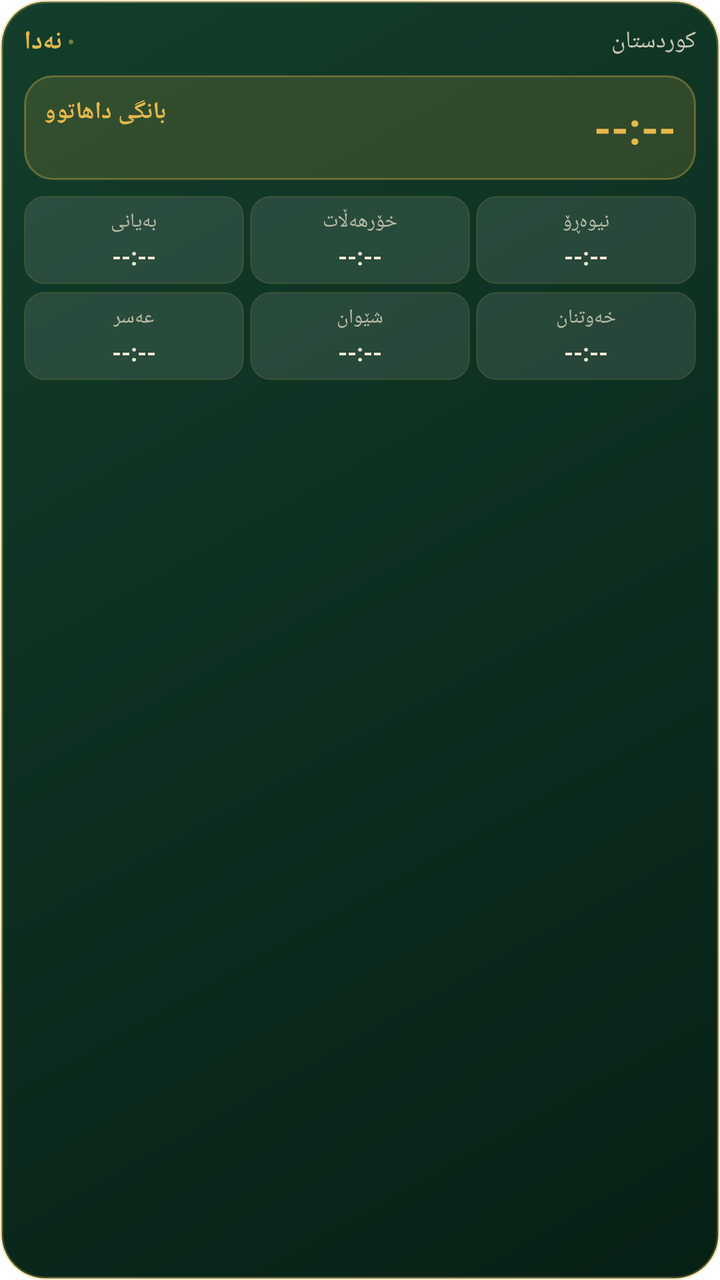
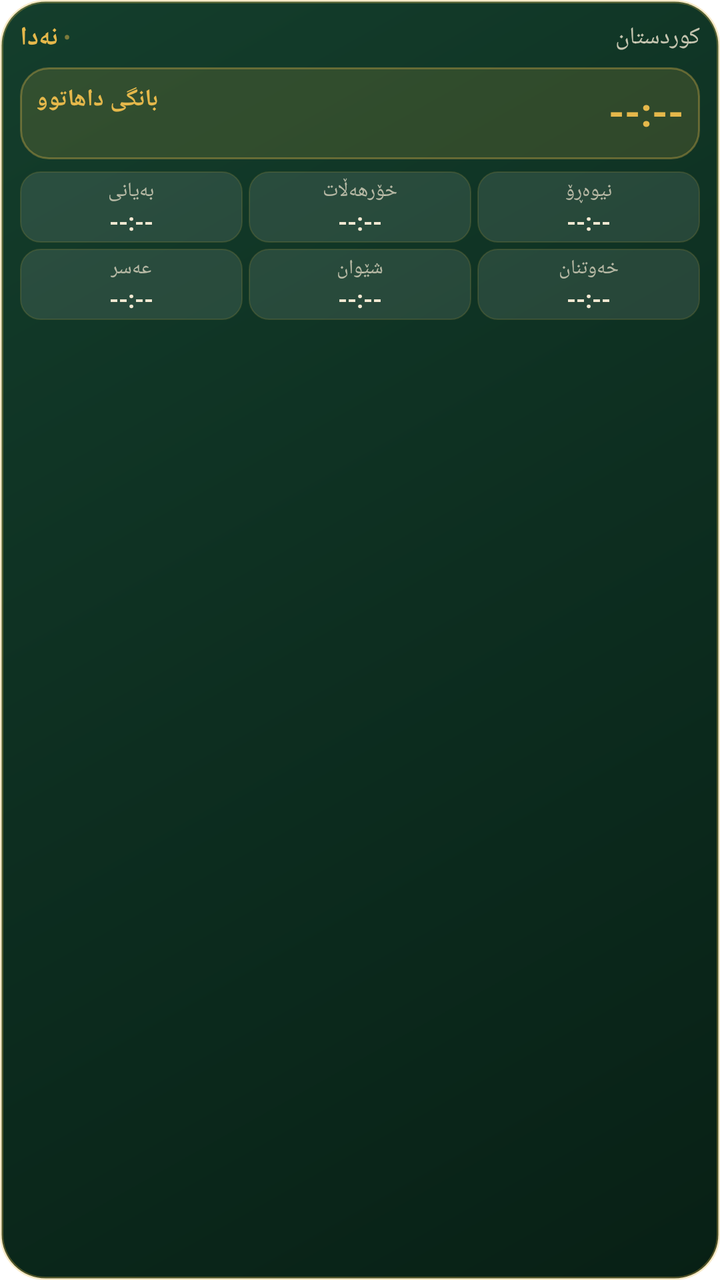

Screens rendered from an Android XML layout before and after an edit, with the pre-edit source and the edit as a unified diff.
<!-- AndroidManifest.xml: fallback theme Theme.MaterialComponents.DayNight.NoActionBar -->
<!-- res/layout/widget_prayer_times.xml -->
<?xml version="1.0" encoding="utf-8"?>
<LinearLayout xmlns:android="http://schemas.android.com/apk/res/android"
    android:id="@+id/widget_root"
    android:layout_width="match_parent"
    android:layout_height="match_parent"
    android:orientation="vertical"
    android:background="@drawable/widget_bg"
    android:padding="12dp">

    
    <LinearLayout
        android:layout_width="match_parent"
        android:layout_height="wrap_content"
        android:orientation="horizontal"
        android:gravity="center_vertical">

        <TextView
            android:id="@+id/widget_app_name"
            android:layout_width="wrap_content"
            android:layout_height="wrap_content"
            android:text="نەدا"
            android:textColor="#FFE5B84B"
            android:textSize="13sp"
            android:textStyle="bold" />

        <TextView
            android:layout_width="wrap_content"
            android:layout_height="wrap_content"
            android:text=" • "
            android:textColor="#80E5B84B"
            android:textSize="11sp" />

        <TextView
            android:id="@+id/widget_city_name"
            android:layout_width="0dp"
            android:layout_height="wrap_content"
            android:layout_weight="1"
            android:text="کوردستان"
            android:textColor="#CCF3E8D2"
            android:textSize="12sp"
            android:maxLines="1"
            android:ellipsize="end" />

        <TextView
            android:id="@+id/widget_hijri_date"
            android:layout_width="wrap_content"
            android:layout_height="wrap_content"
            android:text=""
            android:textColor="#80F3E8D2"
            android:textSize="10sp"
            android:maxLines="1" />
    </LinearLayout>

    
    <LinearLayout
        android:layout_width="match_parent"
        android:layout_height="wrap_content"
        android:layout_marginTop="8dp"
        android:layout_marginBottom="8dp"
        android:orientation="horizontal"
        android:background="@drawable/widget_card_bg"
        android:padding="10dp"
        android:gravity="center_vertical">

        <LinearLayout
            android:layout_width="0dp"
            android:layout_height="wrap_content"
            android:layout_weight="1"
            android:orientation="vertical">

            <TextView
                android:id="@+id/widget_next_prayer_name"
                android:layout_width="wrap_content"
                android:layout_height="wrap_content"
                android:text="بانگی داهاتوو"
                android:textColor="#FFE5B84B"
                android:textSize="12sp"
                android:textStyle="bold" />

            <TextView
                android:id="@+id/widget_next_prayer_remaining"
                android:layout_width="wrap_content"
                android:layout_height="wrap_content"
                android:layout_marginTop="2dp"
                android:text=""
                android:textColor="#CCF3E8D2"
                android:textSize="10sp" />
        </LinearLayout>

        <TextView
            android:id="@+id/widget_next_prayer_time"
            android:layout_width="wrap_content"
            android:layout_height="wrap_content"
            android:text="--:--"
            android:textColor="#FFE5B84B"
            android:textSize="22sp"
            android:textStyle="bold" />
    </LinearLayout>

    
    
    <LinearLayout
        android:layout_width="match_parent"
        android:layout_height="wrap_content"
        android:layout_marginBottom="4dp"
        android:orientation="horizontal"
        android:weightSum="3">

        
        <LinearLayout
            android:id="@+id/widget_cell_fajr"
            android:layout_width="0dp"
            android:layout_height="wrap_content"
            android:layout_weight="1"
            android:layout_marginEnd="3dp"
            android:background="@drawable/widget_item_bg"
            android:orientation="vertical"
            android:padding="6dp"
            android:gravity="center">

            <TextView
                android:id="@+id/widget_name_fajr"
                android:layout_width="wrap_content"
                android:layout_height="wrap_content"
                android:text="بەیانی"
                android:textColor="#B3F3E8D2"
                android:textSize="10sp" />

            <TextView
                android:id="@+id/widget_time_fajr"
                android:layout_width="wrap_content"
                android:layout_height="wrap_content"
                android:layout_marginTop="2dp"
                android:text="--:--"
                android:textColor="#FFF3E8D2"
                android:textSize="12sp"
                android:textStyle="bold" />
        </LinearLayout>

        
        <LinearLayout
            android:id="@+id/widget_cell_sunrise"
            android:layout_width="0dp"
            android:layout_height="wrap_content"
            android:layout_weight="1"
            android:layout_marginEnd="3dp"
            android:background="@drawable/widget_item_bg"
            android:orientation="vertical"
            android:padding="6dp"
            android:gravity="center">

            <TextView
                android:id="@+id/widget_name_sunrise"
                android:layout_width="wrap_content"
                android:layout_height="wrap_content"
                android:text="خۆرهەڵات"
                android:textColor="#B3F3E8D2"
                android:textSize="10sp" />

            <TextView
                android:id="@+id/widget_time_sunrise"
                android:layout_width="wrap_content"
                android:layout_height="wrap_content"
                android:layout_marginTop="2dp"
                android:text="--:--"
                android:textColor="#FFF3E8D2"
                android:textSize="12sp"
                android:textStyle="bold" />
        </LinearLayout>

        
        <LinearLayout
            android:id="@+id/widget_cell_dhuhr"
            android:layout_width="0dp"
            android:layout_height="wrap_content"
            android:layout_weight="1"
            android:background="@drawable/widget_item_bg"
            android:orientation="vertical"
            android:padding="6dp"
            android:gravity="center">

            <TextView
                android:id="@+id/widget_name_dhuhr"
                android:layout_width="wrap_content"
                android:layout_height="wrap_content"
                android:text="نیوەڕۆ"
                android:textColor="#B3F3E8D2"
                android:textSize="10sp" />

            <TextView
                android:id="@+id/widget_time_dhuhr"
                android:layout_width="wrap_content"
                android:layout_height="wrap_content"
                android:layout_marginTop="2dp"
                android:text="--:--"
                android:textColor="#FFF3E8D2"
                android:textSize="12sp"
                android:textStyle="bold" />
        </LinearLayout>
    </LinearLayout>

    
    <LinearLayout
        android:layout_width="match_parent"
        android:layout_height="wrap_content"
        android:orientation="horizontal"
        android:weightSum="3">

        
        <LinearLayout
            android:id="@+id/widget_cell_asr"
            android:layout_width="0dp"
            android:layout_height="wrap_content"
            android:layout_weight="1"
            android:layout_marginEnd="3dp"
            android:background="@drawable/widget_item_bg"
            android:orientation="vertical"
            android:padding="6dp"
            android:gravity="center">

            <TextView
                android:id="@+id/widget_name_asr"
                android:layout_width="wrap_content"
                android:layout_height="wrap_content"
                android:text="عەسر"
                android:textColor="#B3F3E8D2"
                android:textSize="10sp" />

            <TextView
                android:id="@+id/widget_time_asr"
                android:layout_width="wrap_content"
                android:layout_height="wrap_content"
                android:layout_marginTop="2dp"
                android:text="--:--"
                android:textColor="#FFF3E8D2"
                android:textSize="12sp"
                android:textStyle="bold" />
        </LinearLayout>

        
        <LinearLayout
            android:id="@+id/widget_cell_maghrib"
            android:layout_width="0dp"
            android:layout_height="wrap_content"
            android:layout_weight="1"
            android:layout_marginEnd="3dp"
            android:background="@drawable/widget_item_bg"
            android:orientation="vertical"
            android:padding="6dp"
            android:gravity="center">

            <TextView
                android:id="@+id/widget_name_maghrib"
                android:layout_width="wrap_content"
                android:layout_height="wrap_content"
                android:text="شێوان"
                android:textColor="#B3F3E8D2"
                android:textSize="10sp" />

            <TextView
                android:id="@+id/widget_time_maghrib"
                android:layout_width="wrap_content"
                android:layout_height="wrap_content"
                android:layout_marginTop="2dp"
                android:text="--:--"
                android:textColor="#FFF3E8D2"
                android:textSize="12sp"
                android:textStyle="bold" />
        </LinearLayout>

        
        <LinearLayout
            android:id="@+id/widget_cell_isha"
            android:layout_width="0dp"
            android:layout_height="wrap_content"
            android:layout_weight="1"
            android:background="@drawable/widget_item_bg"
            android:orientation="vertical"
            android:padding="6dp"
            android:gravity="center">

            <TextView
                android:id="@+id/widget_name_isha"
                android:layout_width="wrap_content"
                android:layout_height="wrap_content"
                android:text="خەوتنان"
                android:textColor="#B3F3E8D2"
                android:textSize="10sp" />

            <TextView
                android:id="@+id/widget_time_isha"
                android:layout_width="wrap_content"
                android:layout_height="wrap_content"
                android:layout_marginTop="2dp"
                android:text="--:--"
                android:textColor="#FFF3E8D2"
                android:textSize="12sp"
                android:textStyle="bold" />
        </LinearLayout>
    </LinearLayout>

</LinearLayout>
<!-- resources referenced by this layout -->
<resources>
  <!-- drawable widget_bg (drawable) -->
  <?xml version="1.0" encoding="utf-8"?>
  <shape xmlns:android="http://schemas.android.com/apk/res/android"
      android:shape="rectangle">
      <gradient
          android:angle="135"
          android:startColor="#FF082015"
          android:centerColor="#FF0D2E20"
          android:endColor="#FF143E2C"
          android:type="linear" />
      <corners android:radius="22dp" />
      <stroke
          android:width="1.5dp"
          android:color="#4DE5B84B" />
  </shape>
  <!-- drawable widget_card_bg (drawable) -->
  <?xml version="1.0" encoding="utf-8"?>
  <shape xmlns:android="http://schemas.android.com/apk/res/android"
      android:shape="rectangle">
      <solid android:color="#26E5B84B" />
      <corners android:radius="14dp" />
      <stroke
          android:width="1dp"
          android:color="#59E5B84B" />
  </shape>
  <!-- drawable widget_item_bg (drawable) -->
  <?xml version="1.0" encoding="utf-8"?>
  <shape xmlns:android="http://schemas.android.com/apk/res/android"
      android:shape="rectangle">
      <solid android:color="#1AFFFFFF" />
      <corners android:radius="10dp" />
      <stroke
          android:width="0.5dp"
          android:color="#26E5B84B" />
  </shape>
</resources>

<!-- the commit's change to res/layout/widget_prayer_times.xml (unified diff, before → after) -->
@@ -5,7 +5,7 @@
     android:layout_height="match_parent"
     android:orientation="vertical"
     android:background="@drawable/widget_bg"
-    android:padding="12dp">
+    android:padding="10dp">
 
     
     <LinearLayout
@@ -21,14 +21,19 @@
             android:text="نەدا"
             android:textColor="#FFE5B84B"
             android:textSize="13sp"
-            android:textStyle="bold" />
-
-        <TextView
+            android:textStyle="bold"
+            android:singleLine="true"
+            android:includeFontPadding="false" />
+
+        <TextView
+            android:id="@+id/widget_dot_separator"
             android:layout_width="wrap_content"
             android:layout_height="wrap_content"
             android:text=" • "
             android:textColor="#80E5B84B"
-            android:textSize="11sp" />
+            android:textSize="11sp"
+            android:singleLine="true"
+            android:includeFontPadding="false" />
 
         <TextView
             android:id="@+id/widget_city_name"
@@ -38,8 +43,9 @@
             android:text="کوردستان"
             android:textColor="#CCF3E8D2"
             android:textSize="12sp"
-            android:maxLines="1"
-            android:ellipsize="end" />
+            android:singleLine="true"
+            android:ellipsize="end"
+            android:includeFontPadding="false" />
 
         <TextView
             android:id="@+id/widget_hijri_date"
@@ -48,61 +54,69 @@
             android:text=""
             android:textColor="#80F3E8D2"
             android:textSize="10sp"
-            android:maxLines="1" />
+            android:singleLine="true"
+            android:includeFontPadding="false" />
     </LinearLayout>
 
+    
+    <LinearLayout
+        android:id="@+id/widget_next_card"
+        android:layout_width="match_parent"
+        android:layout_height="wrap_content"
+        android:layout_marginTop="6dp"
+        android:layout_marginBottom="6dp"
+        android:orientation="horizontal"
+        android:background="@drawable/widget_card_bg"
+        android:padding="8dp"
+        android:gravity="center_vertical">
+
+        <LinearLayout
+            android:layout_width="0dp"
+            android:layout_height="wrap_content"
+            android:layout_weight="1"
+            android:orientation="vertical">
+
+            <TextView
+                android:id="@+id/widget_next_prayer_name"
+                android:layout_width="wrap_content"
+                android:layout_height="wrap_content"
+                android:text="بانگی داهاتوو"
+                android:textColor="#FFE5B84B"
+                android:textSize="12sp"
+                android:textStyle="bold"
+                android:singleLine="true"
+                android:includeFontPadding="false" />
+
+            <TextView
+                android:id="@+id/widget_next_prayer_remaining"
+                android:layout_width="wrap_content"
+                android:layout_height="wrap_content"
+                android:layout_marginTop="2dp"
+                android:text=""
+                android:textColor="#CCF3E8D2"
+                android:textSize="10sp"
+                android:singleLine="true"
+                android:includeFontPadding="false" />
+        </LinearLayout>
+
+        <TextView
+            android:id="@+id/widget_next_prayer_time"
+            android:layout_width="wrap_content"
+            android:layout_height="wrap_content"
+            android:text="--:--"
+            android:textColor="#FFE5B84B"
+            android:textSize="20sp"
+            android:textStyle="bold"
+            android:singleLine="true"
+            android:includeFontPadding="false" />
+    </LinearLayout>
+
+    
     
     <LinearLayout
         android:layout_width="match_parent"
         android:layout_height="wrap_content"
-        android:layout_marginTop="8dp"
-        android:layout_marginBottom="8dp"
-        android:orientation="horizontal"
-        android:background="@drawable/widget_card_bg"
-        android:padding="10dp"
-        android:gravity="center_vertical">
-
-        <LinearLayout
-            android:layout_width="0dp"
-            android:layout_height="wrap_content"
-            android:layout_weight="1"
-            android:orientation="vertical">
-
-            <TextView
-                android:id="@+id/widget_next_prayer_name"
-                android:layout_width="wrap_content"
-                android:layout_height="wrap_content"
-                android:text="بانگی داهاتوو"
-                android:textColor="#FFE5B84B"
-                android:textSize="12sp"
-                android:textStyle="bold" />
-
-            <TextView
-                android:id="@+id/widget_next_prayer_remaining"
-                android:layout_width="wrap_content"
-                android:layout_height="wrap_content"
-                android:layout_marginTop="2dp"
-                android:text=""
-                android:textColor="#CCF3E8D2"
-                android:textSize="10sp" />
-        </LinearLayout>
-
-        <TextView
-            android:id="@+id/widget_next_prayer_time"
-            android:layout_width="wrap_content"
-            android:layout_height="wrap_content"
-            android:text="--:--"
-            android:textColor="#FFE5B84B"
-            android:textSize="22sp"
-            android:textStyle="bold" />
-    </LinearLayout>
-
-    
-    
-    <LinearLayout
-        android:layout_width="match_parent"
-        android:layout_height="wrap_content"
-        android:layout_marginBottom="4dp"
+        android:layout_marginBottom="3dp"
         android:orientation="horizontal"
         android:weightSum="3">
 
@@ -115,7 +129,10 @@
             android:layout_marginEnd="3dp"
             android:background="@drawable/widget_item_bg"
             android:orientation="vertical"
-            android:padding="6dp"
+            android:paddingTop="3dp"
+            android:paddingBottom="3dp"
+            android:paddingStart="4dp"
+            android:paddingEnd="4dp"
             android:gravity="center">
 
             <TextView
@@ -124,7 +141,9 @@
                 android:layout_height="wrap_content"
                 android:text="بەیانی"
                 android:textColor="#B3F3E8D2"
-                android:textSize="10sp" />
+                android:textSize="10sp"
+                android:singleLine="true"
+                android:includeFontPadding="false" />
 
             <TextView
                 android:id="@+id/widget_time_fajr"
@@ -134,7 +153,9 @@
                 android:text="--:--"
                 android:textColor="#FFF3E8D2"
                 android:textSize="12sp"
-                android:textStyle="bold" />
+                android:textStyle="bold"
+                android:singleLine="true"
+                android:includeFontPadding="false" />
         </LinearLayout>
 
         
@@ -146,7 +167,10 @@
             android:layout_marginEnd="3dp"
             android:background="@drawable/widget_item_bg"
             android:orientation="vertical"
-            android:padding="6dp"
+            android:paddingTop="3dp"
+            android:paddingBottom="3dp"
+            android:paddingStart="4dp"
+            android:paddingEnd="4dp"
             android:gravity="center">
 
             <TextView
@@ -155,7 +179,9 @@
                 android:layout_height="wrap_content"
                 android:text="خۆرهەڵات"
                 android:textColor="#B3F3E8D2"
-                android:textSize="10sp" />
+                android:textSize="10sp"
+                android:singleLine="true"
+                android:includeFontPadding="false" />
 
             <TextView
                 android:id="@+id/widget_time_sunrise"
@@ -165,7 +191,9 @@
                 android:text="--:--"
                 android:textColor="#FFF3E8D2"
                 android:textSize="12sp"
-                android:textStyle="bold" />
+                android:textStyle="bold"
+                android:singleLine="true"
+                android:includeFontPadding="false" />
         </LinearLayout>
 
         
@@ -176,7 +204,10 @@
             android:layout_weight="1"
             android:background="@drawable/widget_item_bg"
             android:orientation="vertical"
-            android:padding="6dp"
+            android:paddingTop="3dp"
+            android:paddingBottom="3dp"
+            android:paddingStart="4dp"
+            android:paddingEnd="4dp"
             android:gravity="center">
 
             <TextView
@@ -185,7 +216,9 @@
                 android:layout_height="wrap_content"
                 android:text="نیوەڕۆ"
                 android:textColor="#B3F3E8D2"
-                android:textSize="10sp" />
+                android:textSize="10sp"
+                android:singleLine="true"
+                android:includeFontPadding="false" />
 
             <TextView
                 android:id="@+id/widget_time_dhuhr"
@@ -195,7 +228,9 @@
                 android:text="--:--"
                 android:textColor="#FFF3E8D2"
                 android:textSize="12sp"
-                android:textStyle="bold" />
+                android:textStyle="bold"
+                android:singleLine="true"
+                android:includeFontPadding="false" />
         </LinearLayout>
     </LinearLayout>
 
@@ -215,7 +250,10 @@
             android:layout_marginEnd="3dp"
             android:background="@drawable/widget_item_bg"
             android:orientation="vertical"
-            android:padding="6dp"
+            android:paddingTop="3dp"
+            android:paddingBottom="3dp"
+            android:paddingStart="4dp"
+            android:paddingEnd="4dp"
             android:gravity="center">
 
             <TextView
@@ -224,7 +262,9 @@
                 android:layout_height="wrap_content"
                 android:text="عەسر"
                 android:textColor="#B3F3E8D2"
-                android:textSize="10sp" />
+                android:textSize="10sp"
+                android:singleLine="true"
+                android:includeFontPadding="false" />
 
             <TextView
                 android:id="@+id/widget_time_asr"
@@ -234,7 +274,9 @@
                 android:text="--:--"
                 android:textColor="#FFF3E8D2"
                 android:textSize="12sp"
-                android:textStyle="bold" />
+                android:textStyle="bold"
+                android:singleLine="true"
+                android:includeFontPadding="false" />
         </LinearLayout>
 
         
@@ -246,7 +288,10 @@
             android:layout_marginEnd="3dp"
             android:background="@drawable/widget_item_bg"
             android:orientation="vertical"
-            android:padding="6dp"
+            android:paddingTop="3dp"
+            android:paddingBottom="3dp"
+            android:paddingStart="4dp"
+            android:paddingEnd="4dp"
             android:gravity="center">
 
             <TextView
@@ -255,7 +300,9 @@
                 android:layout_height="wrap_content"
                 android:text="شێوان"
                 android:textColor="#B3F3E8D2"
-                android:textSize="10sp" />
+                android:textSize="10sp"
+                android:singleLine="true"
+                android:includeFontPadding="false" />
 
             <TextView
                 android:id="@+id/widget_time_maghrib"
@@ -265,7 +312,9 @@
                 android:text="--:--"
                 android:textColor="#FFF3E8D2"
                 android:textSize="12sp"
-                android:textStyle="bold" />
+                android:textStyle="bold"
+                android:singleLine="true"
+                android:includeFontPadding="false" />
         </LinearLayout>
 
         
@@ -276,7 +325,10 @@
             android:layout_weight="1"
             android:background="@drawable/widget_item_bg"
             android:orientation="vertical"
-            android:padding="6dp"
+            android:paddingTop="3dp"
+            android:paddingBottom="3dp"
+            android:paddingStart="4dp"
+            android:paddingEnd="4dp"
             android:gravity="center">
 
             <TextView
@@ -285,7 +337,9 @@
                 android:layout_height="wrap_content"
                 android:text="خەوتنان"
                 android:textColor="#B3F3E8D2"
-                android:textSize="10sp" />
+                android:textSize="10sp"
+                android:singleLine="true"
+                android:includeFontPadding="false" />
 
             <TextView
                 android:id="@+id/widget_time_isha"
@@ -295,7 +349,9 @@
                 android:text="--:--"
                 android:textColor="#FFF3E8D2"
                 android:textSize="12sp"
-                android:textStyle="bold" />
+                android:textStyle="bold"
+                android:singleLine="true"
+                android:includeFontPadding="false" />
         </LinearLayout>
     </LinearLayout>
 
